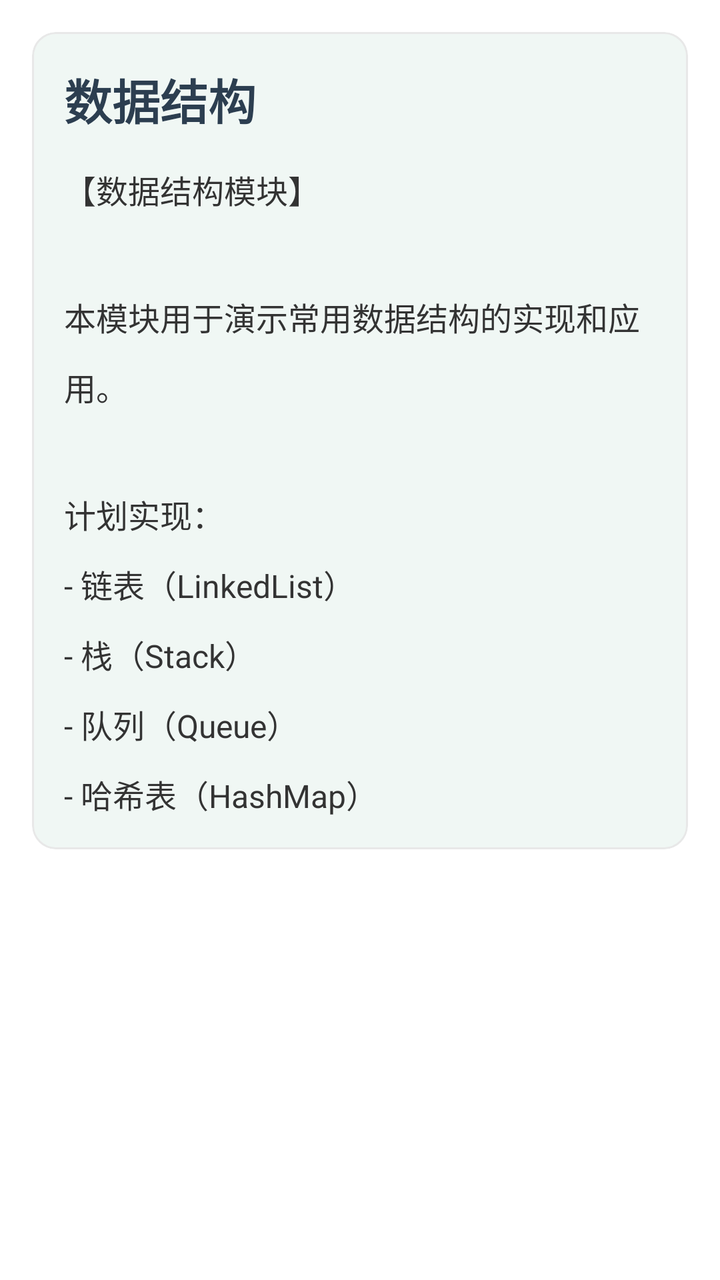
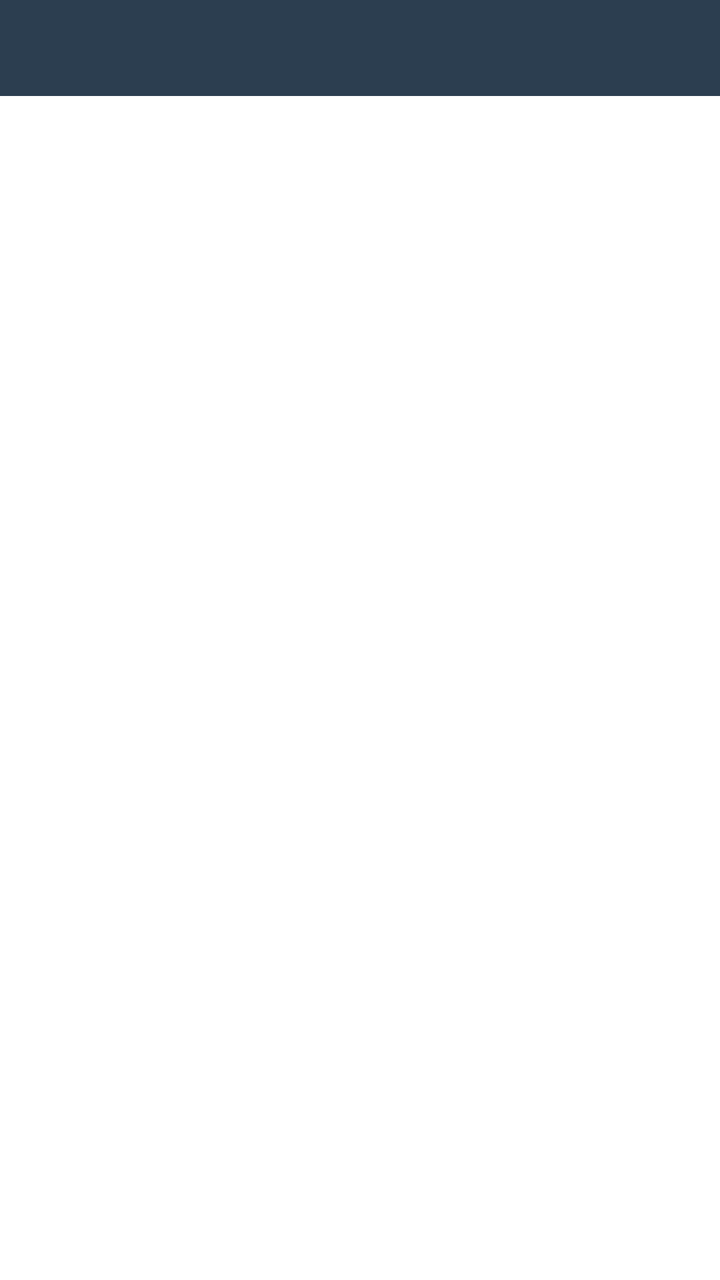

Before-and-after screenshots of an Android layout around one commit, followed by the original layout XML and the change that was made.
<!-- AndroidManifest.xml: application theme Theme.AndroidComponentDemo -->
<!-- res/layout/fragment_data_structure.xml -->
<?xml version="1.0" encoding="utf-8"?>
<ScrollView xmlns:android="http://schemas.android.com/apk/res/android"
    xmlns:app="http://schemas.android.com/apk/res-auto"
    android:layout_width="match_parent"
    android:layout_height="match_parent"
    android:fillViewport="true">

    <LinearLayout
        android:layout_width="match_parent"
        android:layout_height="wrap_content"
        android:orientation="vertical"
        android:padding="16dp">

        <com.google.android.material.card.MaterialCardView
            android:layout_width="match_parent"
            android:layout_height="wrap_content"
            style="@style/IntroCardStyle">

            <LinearLayout
                android:layout_width="match_parent"
                android:layout_height="wrap_content"
                android:orientation="vertical"
                android:padding="16dp">

                <TextView
                    android:id="@+id/tv_data_structure_title"
                    android:layout_width="match_parent"
                    android:layout_height="wrap_content"
                    android:text="@string/title_data_structure"
                    android:textSize="24sp"
                    android:textStyle="bold"
                    android:textColor="@color/primary"
                    android:layout_marginBottom="16dp"/>

                <TextView
                    android:id="@+id/tv_data_structure_intro"
                    android:layout_width="match_parent"
                    android:layout_height="wrap_content"
                    android:text="@string/data_structure_intro"
                    android:textSize="16sp"
                    android:lineSpacingMultiplier="1.5"
                    android:textColor="@color/text_primary"/>
            </LinearLayout>
        </com.google.android.material.card.MaterialCardView>

    </LinearLayout>

</ScrollView>
<!-- resources referenced by this layout -->
<resources>
  <color name="primary">#2C3E50</color>
  <color name="text_primary">#333333</color>
  <string name="data_structure_intro">【数据结构模块】\n\n本模块用于演示常用数据结构的实现和应用。\n\n计划实现：\n- 链表（LinkedList）\n- 栈（Stack）\n- 队列（Queue）\n- 哈希表（HashMap）</string>
  <string name="title_data_structure">数据结构</string>
  <style name="IntroCardStyle" parent="CardStyle">
          <item name="cardBackgroundColor">@color/card_intro_background</item>
      </style>
  <style name="Theme.AndroidComponentDemo" parent="Theme.MaterialComponents.DayNight.NoActionBar">
          
          <item name="colorPrimary">@color/primary</item>
          <item name="colorPrimaryVariant">@color/primary_dark</item>
          <item name="colorOnPrimary">@color/white</item>
          
          <item name="colorSecondary">@color/secondary</item>
          <item name="colorSecondaryVariant">@color/secondary_dark</item>
          <item name="colorOnSecondary">@color/white</item>
          
          <item name="android:windowBackground">@color/background</item>
          <item name="colorSurface">@color/surface</item>
          <item name="colorOnSurface">@color/text_primary</item>
          
          <item name="android:textColorPrimary">@color/text_primary</item>
          <item name="android:textColorSecondary">@color/text_secondary</item>
          <item name="android:textColorHint">@color/text_hint</item>
          
          <item name="colorAccent">@color/accent</item>
          
          <item name="android:statusBarColor">?attr/colorPrimaryVariant</item>
          
          <item name="android:navigationBarColor">@color/nav_background</item>
      </style>
  <style name="CardStyle" parent="Widget.MaterialComponents.CardView">
          <item name="cardCornerRadius">12dp</item>
          <item name="cardElevation">0dp</item>
          <item name="strokeWidth">1dp</item>
          <item name="strokeColor">@color/card_stroke</item>
          <item name="cardBackgroundColor">@color/card_background</item>
      </style>
  <color name="card_intro_background">#F0F7F4</color>
  <color name="primary_dark">#1A252F</color>
  <color name="white">#FFFFFFFF</color>
  <color name="secondary">#7FCFB5</color>
  <color name="secondary_dark">#5AB89E</color>
  <color name="background">#FCFAF7</color>
  <color name="surface">#FFFFFF</color>
  <color name="text_secondary">#666666</color>
  <color name="text_hint">#999999</color>
  <color name="accent">#E8A87C</color>
  <color name="nav_background">#FFFFFF</color>
  <color name="card_stroke">#E8E8E8</color>
  <color name="card_background">#FFFFFF</color>
</resources>

<!-- the commit's change to res/layout/fragment_data_structure.xml (unified diff, before → after) -->
@@ -1,48 +1,28 @@
 <?xml version="1.0" encoding="utf-8"?>
-<ScrollView xmlns:android="http://schemas.android.com/apk/res/android"
+<LinearLayout xmlns:android="http://schemas.android.com/apk/res/android"
     xmlns:app="http://schemas.android.com/apk/res-auto"
+    xmlns:tools="http://schemas.android.com/tools"
     android:layout_width="match_parent"
     android:layout_height="match_parent"
-    android:fillViewport="true">
+    android:orientation="vertical"
+    tools:context=".datastructure.DataStructureFragment">
 
-    <LinearLayout
+    <com.google.android.material.tabs.TabLayout
+        android:id="@+id/tab_layout"
         android:layout_width="match_parent"
         android:layout_height="wrap_content"
-        android:orientation="vertical"
-        android:padding="16dp">
+        android:background="@color/primary"
+        app:tabTextColor="@color/secondary_light"
+        app:tabSelectedTextColor="@color/white"
+        app:tabIndicatorColor="@color/secondary"
+        app:tabIndicatorHeight="3dp"
+        app:tabTextAppearance="@style/TabTextAppearance"
+        app:tabMode="scrollable"/>
 
-        <com.google.android.material.card.MaterialCardView
-            android:layout_width="match_parent"
-            android:layout_height="wrap_content"
-            style="@style/IntroCardStyle">
+    <androidx.viewpager2.widget.ViewPager2
+        android:id="@+id/view_pager"
+        android:layout_width="match_parent"
+        android:layout_height="0dp"
+        android:layout_weight="1"/>
 
-            <LinearLayout
-                android:layout_width="match_parent"
-                android:layout_height="wrap_content"
-                android:orientation="vertical"
-                android:padding="16dp">
-
-                <TextView
-                    android:id="@+id/tv_data_structure_title"
-                    android:layout_width="match_parent"
-                    android:layout_height="wrap_content"
-                    android:text="@string/title_data_structure"
-                    android:textSize="24sp"
-                    android:textStyle="bold"
-                    android:textColor="@color/primary"
-                    android:layout_marginBottom="16dp"/>
-
-                <TextView
-                    android:id="@+id/tv_data_structure_intro"
-                    android:layout_width="match_parent"
-                    android:layout_height="wrap_content"
-                    android:text="@string/data_structure_intro"
-                    android:textSize="16sp"
-                    android:lineSpacingMultiplier="1.5"
-                    android:textColor="@color/text_primary"/>
-            </LinearLayout>
-        </com.google.android.material.card.MaterialCardView>
-
-    </LinearLayout>
-
-</ScrollView>
+</LinearLayout>
<!-- resource entries referenced after the edit -->
@@ -1,11 +1,12 @@
 <!-- resources referenced by this layout -->
 <resources>
   <color name="primary">#2C3E50</color>
-  <color name="text_primary">#333333</color>
-  <string name="data_structure_intro">【数据结构模块】\n\n本模块用于演示常用数据结构的实现和应用。\n\n计划实现：\n- 链表（LinkedList）\n- 栈（Stack）\n- 队列（Queue）\n- 哈希表（HashMap）</string>
-  <string name="title_data_structure">数据结构</string>
-  <style name="IntroCardStyle" parent="CardStyle">
-          <item name="cardBackgroundColor">@color/card_intro_background</item>
+  <color name="secondary">#7FCFB5</color>
+  <color name="secondary_light">#A8E0D0</color>
+  <color name="white">#FFFFFFFF</color>
+  <style name="TabTextAppearance" parent="TextAppearance.MaterialComponents.Button">
+          <item name="android:textSize">14sp</item>
+          <item name="android:textAllCaps">false</item>
       </style>
   <style name="Theme.AndroidComponentDemo" parent="Theme.MaterialComponents.DayNight.NoActionBar">
           
@@ -31,25 +32,14 @@
           
           <item name="android:navigationBarColor">@color/nav_background</item>
       </style>
-  <style name="CardStyle" parent="Widget.MaterialComponents.CardView">
-          <item name="cardCornerRadius">12dp</item>
-          <item name="cardElevation">0dp</item>
-          <item name="strokeWidth">1dp</item>
-          <item name="strokeColor">@color/card_stroke</item>
-          <item name="cardBackgroundColor">@color/card_background</item>
-      </style>
-  <color name="card_intro_background">#F0F7F4</color>
   <color name="primary_dark">#1A252F</color>
-  <color name="white">#FFFFFFFF</color>
-  <color name="secondary">#7FCFB5</color>
   <color name="secondary_dark">#5AB89E</color>
   <color name="background">#FCFAF7</color>
   <color name="surface">#FFFFFF</color>
+  <color name="text_primary">#333333</color>
   <color name="text_secondary">#666666</color>
   <color name="text_hint">#999999</color>
   <color name="accent">#E8A87C</color>
   <color name="nav_background">#FFFFFF</color>
-  <color name="card_stroke">#E8E8E8</color>
-  <color name="card_background">#FFFFFF</color>
 </resources>
 
